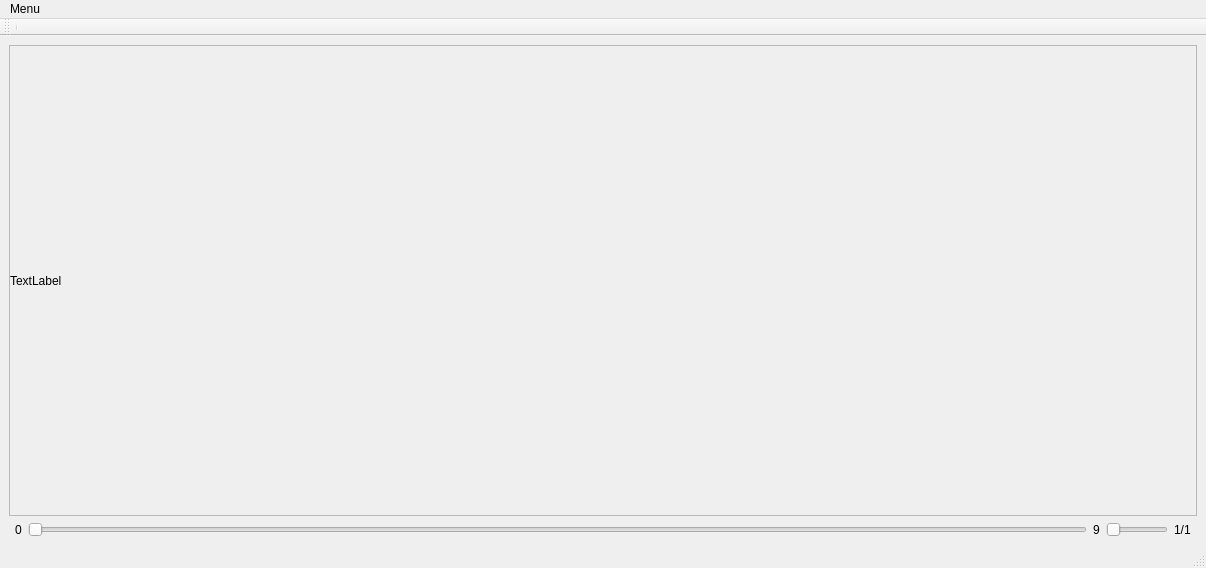
Before: the Qt Designer form splitview.ui in micha2408/VideoSplitter, drawn with Qt 5.
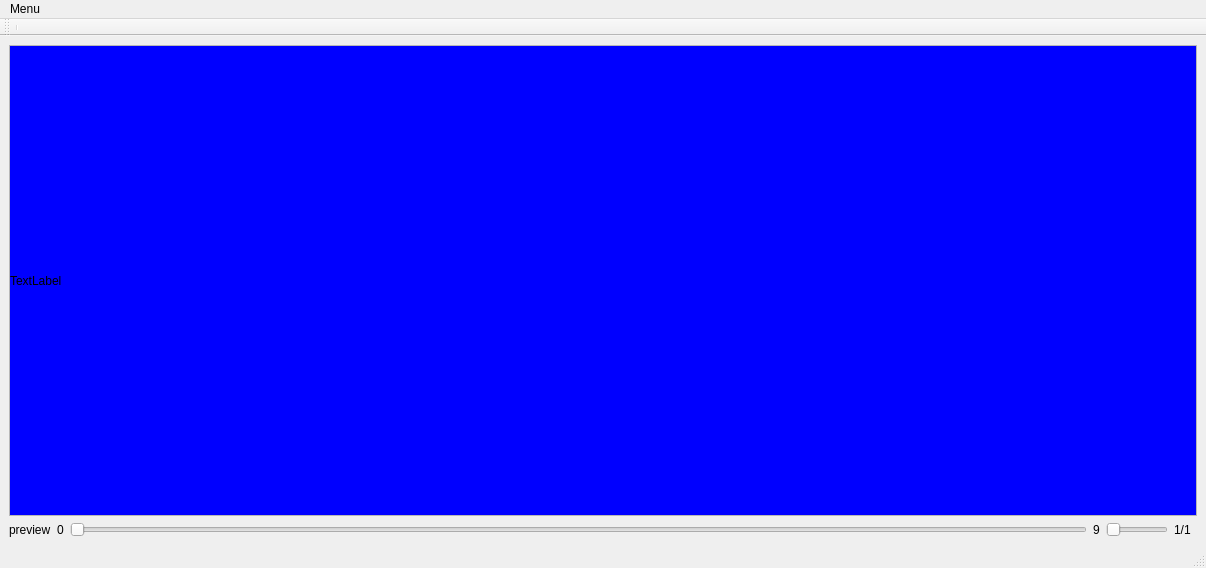
After: the same form once the commit is applied. Custom widgets are drawn as their Qt base class.

Patch:
```diff
--- a/splitview.ui
+++ b/splitview.ui
@@ -29,6 +29,12 @@
          <height>466</height>
         </rect>
        </property>
+       <property name="autoFillBackground">
+        <bool>false</bool>
+       </property>
+       <property name="styleSheet">
+        <string notr="true">background-color: blue;</string>
+       </property>
        <layout class="QGridLayout" name="gridLayout_2">
         <property name="leftMargin">
          <number>0</number>
@@ -100,6 +106,16 @@
       </property>
      </widget>
     </item>
+    <item row="1" column="0">
+     <widget class="QLabel" name="labelPreview">
+      <property name="text">
+       <string>preview</string>
+      </property>
+      <property name="scaledContents">
+       <bool>false</bool>
+      </property>
+     </widget>
+    </item>
    </layout>
   </widget>
   <widget class="QMenuBar" name="menubar">
```
Left out of the diff: 2 changed lines with no effect on the pictures.
